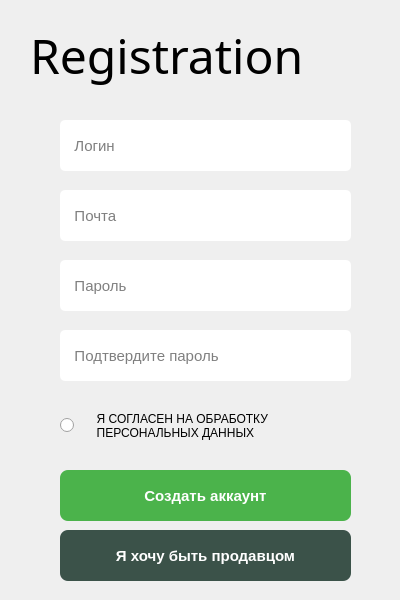
Above: source/menu/registerwindow.ui from gotovkk/QtMarket before the change. Below: the same form after it.
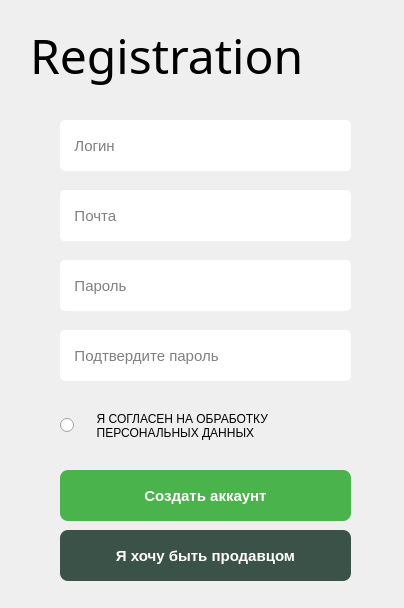
That is the form after the change.

```diff
--- a/source/menu/registerwindow.ui
+++ b/source/menu/registerwindow.ui
@@ -6,8 +6,8 @@
    <rect>
     <x>0</x>
     <y>0</y>
-    <width>400</width>
-    <height>600</height>
+    <width>404</width>
+    <height>608</height>
    </rect>
   </property>
   <property name="windowTitle">
```
